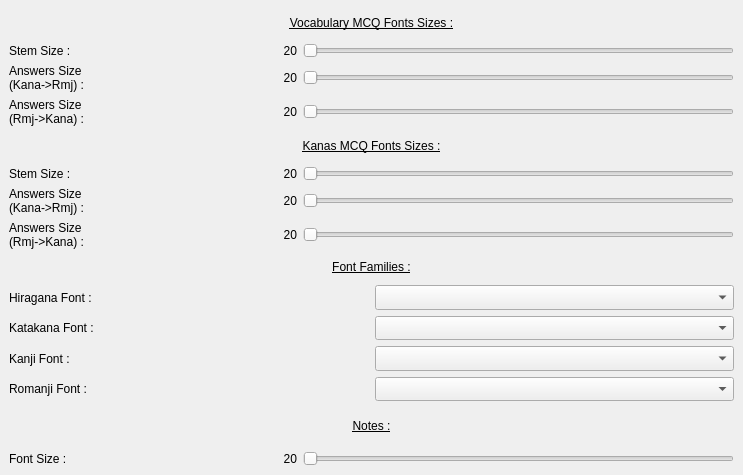
Aryetis/Obenkyobo, file Src/Obenkyobo/Src/Pages/FntSettingsPage.ui: the form before one commit.
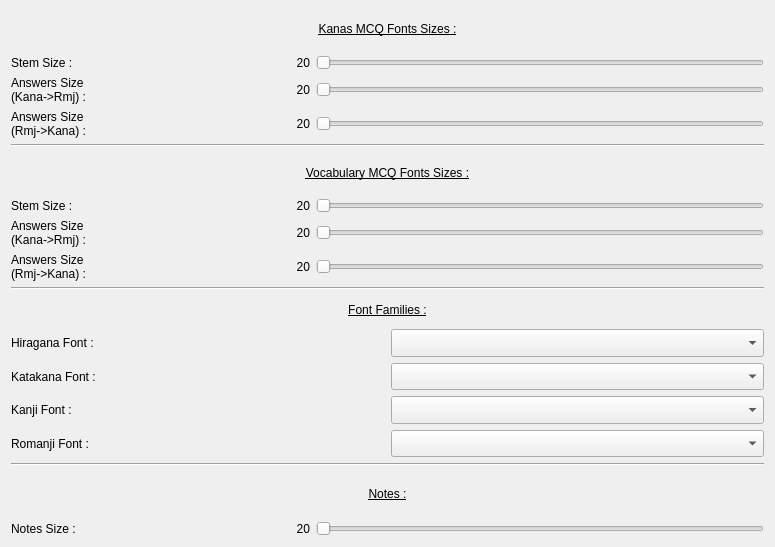
The form after the commit.

Commit message: Finally fixing FntSettingsPage after switch to vanilla qt5.15.17

The edit to the form file:
```diff
--- a/Src/Obenkyobo/Src/Pages/FntSettingsPage.ui
+++ b/Src/Obenkyobo/Src/Pages/FntSettingsPage.ui
@@ -6,239 +6,17 @@
    <rect>
     <x>0</x>
     <y>0</y>
-    <width>743</width>
-    <height>475</height>
+    <width>775</width>
+    <height>547</height>
    </rect>
   </property>
   <property name="windowTitle">
    <string>Form</string>
   </property>
-  <layout class="QVBoxLayout" name="verticalLayout" stretch="0">
-   <property name="spacing">
-    <number>0</number>
-   </property>
-   <property name="leftMargin">
-    <number>0</number>
-   </property>
+  <layout class="QVBoxLayout" name="verticalLayout" stretch="4,0,4,0,5,0,2">
    <property name="topMargin">
-    <number>0</number>
+    <number>9</number>
    </property>
-   <property name="rightMargin">
-    <number>0</number>
-   </property>
-   <property name="bottomMargin">
-    <number>0</number>
-   </property>
-   <item>
-    <widget class="QScrollArea" name="ScrollArea">
-     <property name="frameShape">
-      <enum>QFrame::NoFrame</enum>
-     </property>
-     <property name="frameShadow">
-      <enum>QFrame::Plain</enum>
-     </property>
-     <property name="lineWidth">
-      <number>0</number>
-     </property>
-     <property name="verticalScrollBarPolicy">
-      <enum>Qt::ScrollBarAsNeeded</enum>
-     </property>
-     <property name="horizontalScrollBarPolicy">
-      <enum>Qt::ScrollBarAsNeeded</enum>
-     </property>
-     <property name="widgetResizable">
-      <bool>true</bool>
-     </property>
-     <widget class="QWidget" name="scrollAreaWidgetContents">
-      <property name="geometry">
-       <rect>
-        <x>0</x>
-        <y>0</y>
-        <width>729</width>
-        <height>520</height>
-       </rect>
-      </property>
-      <property name="sizePolicy">
-       <sizepolicy hsizetype="Expanding" vsizetype="Expanding">
-        <horstretch>0</horstretch>
-        <verstretch>0</verstretch>
-       </sizepolicy>
-      </property>
-      <property name="maximumSize">
-       <size>
-        <width>773</width>
-        <height>16777215</height>
-       </size>
-      </property>
-      <layout class="QVBoxLayout" name="verticalLayout_2" stretch="4,4,5,2">
-       <item>
-        <layout class="QVBoxLayout" name="VocabMCQFontSizesContainer" stretch="1,1,1,1">
-         <property name="topMargin">
-          <number>0</number>
-         </property>
-         <property name="bottomMargin">
-          <number>0</number>
-         </property>
-         <item>
-          <widget class="QLabel" name="VocabTitle">
-           <property name="font">
-            <font>
-             <underline>true</underline>
-            </font>
-           </property>
-           <property name="text">
-            <string>Vocabulary MCQ Fonts Sizes :</string>
-           </property>
-           <property name="alignment">
-            <set>Qt::AlignCenter</set>
-           </property>
-          </widget>
-         </item>
-         <item>
-          <layout class="QHBoxLayout" name="VocabStemSizeContainer" stretch="2,3">
-           <property name="topMargin">
-            <number>0</number>
-           </property>
-           <item>
-            <layout class="QHBoxLayout" name="VocabStemLabelContainer">
-             <property name="leftMargin">
-              <number>0</number>
-             </property>
-             <item>
-              <widget class="QLabel" name="VocabStemLabel">
-               <property name="text">
-                <string>Stem Size :</string>
-               </property>
-              </widget>
-             </item>
-             <item>
-              <widget class="QLabel" name="VocabStemValueLabel">
-               <property name="text">
-                <string>20</string>
-               </property>
-               <property name="alignment">
-                <set>Qt::AlignRight|Qt::AlignTrailing|Qt::AlignVCenter</set>
-               </property>
-              </widget>
-             </item>
-            </layout>
-           </item>
-           <item>
-            <widget class="QSlider" name="VocabStemSlider">
-             <property name="minimum">
-              <number>5</number>
-             </property>
-             <property name="maximum">
-              <number>120</number>
-             </property>
-             <property name="pageStep">
-              <number>5</number>
-             </property>
-             <property name="orientation">
-              <enum>Qt::Horizontal</enum>
-             </property>
-            </widget>
-           </item>
-          </layout>
-         </item>
-         <item>
-          <layout class="QHBoxLayout" name="VocabAnswerKanaRmjSizeContainer" stretch="2,3">
-           <property name="topMargin">
-            <number>0</number>
-           </property>
-           <item>
-            <layout class="QHBoxLayout" name="VocabAnswerKanaRmjLabelContainer">
-             <property name="leftMargin">
-              <number>0</number>
-             </property>
-             <item>
-              <widget class="QLabel" name="VocabAnswerKanaRmjLabel">
-               <property name="text">
-                <string>Answers Size
-(Kana-&gt;Rmj) : </string>
-               </property>
-              </widget>
-             </item>
-             <item>
-              <widget class="QLabel" name="VocabAnswerKanaRmjValueLabel">
-               <property name="text">
-                <string>20</string>
-               </property>
-               <property name="alignment">
-                <set>Qt::AlignRight|Qt::AlignTrailing|Qt::AlignVCenter</set>
-               </property>
-              </widget>
-             </item>
-            </layout>
-           </item>
-           <item>
-            <widget class="QSlider" name="VocabAnswerKanaRmjSlider">
-             <property name="minimum">
-              <number>5</number>
-             </property>
-             <property name="maximum">
-              <number>120</number>
-             </property>
-             <property name="pageStep">
-              <number>5</number>
-             </property>
-             <property name="orientation">
-              <enum>Qt::Horizontal</enum>
-             </property>
-            </widget>
-           </item>
-          </layout>
-         </item>
-         <item>
-          <layout class="QHBoxLayout" name="VocabAnswerRmjKanaSizeContainer" stretch="2,3">
-           <property name="topMargin">
-            <number>0</number>
-           </property>
-           <item>
-            <layout class="QHBoxLayout" name="VocabAnswerRmjKanaLabelContainer">
-             <property name="leftMargin">
-              <number>0</number>
-             </property>
-             <item>
-              <widget class="QLabel" name="VocabAnswerRmjKanaLabel">
-               <property name="text">
-                <string>Answers Size
-(Rmj-&gt;Kana) : </string>
-               </property>
-              </widget>
-             </item>
-             <item>
-              <widget class="QLabel" name="VocabAnswerRmjKanaValueLabel">
-               <property name="text">
-                <string>20</string>
-               </property>
-               <property name="alignment">
-                <set>Qt::AlignRight|Qt::AlignTrailing|Qt::AlignVCenter</set>
-               </property>
-              </widget>
-             </item>
-            </layout>
-           </item>
-           <item>
-            <widget class="QSlider" name="VocabAnswerRmjKanaSlider">
-             <property name="minimum">
-              <number>5</number>
-             </property>
-             <property name="maximum">
-              <number>120</number>
-             </property>
-             <property name="pageStep">
-              <number>5</number>
-             </property>
-             <property name="orientation">
-              <enum>Qt::Horizontal</enum>
-             </property>
-            </widget>
-           </item>
-          </layout>
-         </item>
-        </layout>
-       </item>
        <item>
         <layout class="QVBoxLayout" name="KanasMCQFontSizesContainer" stretch="1,1,1,1">
          <property name="topMargin">
@@ -428,6 +206,188 @@
          </item>
         </layout>
        </item>
+   <item>
+    <widget class="Line" name="line">
+     <property name="orientation">
+      <enum>Qt::Horizontal</enum>
+     </property>
+    </widget>
+   </item>
+   <item>
+    <layout class="QVBoxLayout" name="VocabMCQFontSizesContainer" stretch="1,1,1,1">
+     <property name="topMargin">
+      <number>0</number>
+     </property>
+     <property name="bottomMargin">
+      <number>0</number>
+     </property>
+     <item>
+      <widget class="QLabel" name="VocabTitle">
+       <property name="font">
+        <font>
+         <underline>true</underline>
+        </font>
+       </property>
+       <property name="text">
+        <string>Vocabulary MCQ Fonts Sizes :</string>
+       </property>
+       <property name="alignment">
+        <set>Qt::AlignCenter</set>
+       </property>
+      </widget>
+     </item>
+     <item>
+      <layout class="QHBoxLayout" name="VocabStemSizeContainer" stretch="2,3">
+       <property name="topMargin">
+        <number>0</number>
+       </property>
+       <item>
+        <layout class="QHBoxLayout" name="VocabStemLabelContainer">
+         <property name="leftMargin">
+          <number>0</number>
+         </property>
+         <item>
+          <widget class="QLabel" name="VocabStemLabel">
+           <property name="text">
+            <string>Stem Size :</string>
+           </property>
+          </widget>
+         </item>
+         <item>
+          <widget class="QLabel" name="VocabStemValueLabel">
+           <property name="text">
+            <string>20</string>
+           </property>
+           <property name="alignment">
+            <set>Qt::AlignRight|Qt::AlignTrailing|Qt::AlignVCenter</set>
+           </property>
+          </widget>
+         </item>
+        </layout>
+       </item>
+       <item>
+        <widget class="QSlider" name="VocabStemSlider">
+         <property name="minimum">
+          <number>5</number>
+         </property>
+         <property name="maximum">
+          <number>120</number>
+         </property>
+         <property name="pageStep">
+          <number>5</number>
+         </property>
+         <property name="orientation">
+          <enum>Qt::Horizontal</enum>
+         </property>
+        </widget>
+       </item>
+      </layout>
+     </item>
+     <item>
+      <layout class="QHBoxLayout" name="VocabAnswerKanaRmjSizeContainer" stretch="2,3">
+       <property name="topMargin">
+        <number>0</number>
+       </property>
+       <item>
+        <layout class="QHBoxLayout" name="VocabAnswerKanaRmjLabelContainer">
+         <property name="leftMargin">
+          <number>0</number>
+         </property>
+         <item>
+          <widget class="QLabel" name="VocabAnswerKanaRmjLabel">
+           <property name="text">
+            <string>Answers Size
+(Kana-&gt;Rmj) : </string>
+           </property>
+          </widget>
+         </item>
+         <item>
+          <widget class="QLabel" name="VocabAnswerKanaRmjValueLabel">
+           <property name="text">
+            <string>20</string>
+           </property>
+           <property name="alignment">
+            <set>Qt::AlignRight|Qt::AlignTrailing|Qt::AlignVCenter</set>
+           </property>
+          </widget>
+         </item>
+        </layout>
+       </item>
+       <item>
+        <widget class="QSlider" name="VocabAnswerKanaRmjSlider">
+         <property name="minimum">
+          <number>5</number>
+         </property>
+         <property name="maximum">
+          <number>120</number>
+         </property>
+         <property name="pageStep">
+          <number>5</number>
+         </property>
+         <property name="orientation">
+          <enum>Qt::Horizontal</enum>
+         </property>
+        </widget>
+       </item>
+      </layout>
+     </item>
+     <item>
+      <layout class="QHBoxLayout" name="VocabAnswerRmjKanaSizeContainer" stretch="2,3">
+       <property name="topMargin">
+        <number>0</number>
+       </property>
+       <item>
+        <layout class="QHBoxLayout" name="VocabAnswerRmjKanaLabelContainer">
+         <property name="leftMargin">
+          <number>0</number>
+         </property>
+         <item>
+          <widget class="QLabel" name="VocabAnswerRmjKanaLabel">
+           <property name="text">
+            <string>Answers Size
+(Rmj-&gt;Kana) : </string>
+           </property>
+          </widget>
+         </item>
+         <item>
+          <widget class="QLabel" name="VocabAnswerRmjKanaValueLabel">
+           <property name="text">
+            <string>20</string>
+           </property>
+           <property name="alignment">
+            <set>Qt::AlignRight|Qt::AlignTrailing|Qt::AlignVCenter</set>
+           </property>
+          </widget>
+         </item>
+        </layout>
+       </item>
+       <item>
+        <widget class="QSlider" name="VocabAnswerRmjKanaSlider">
+         <property name="minimum">
+          <number>5</number>
+         </property>
+         <property name="maximum">
+          <number>120</number>
+         </property>
+         <property name="pageStep">
+          <number>5</number>
+         </property>
+         <property name="orientation">
+          <enum>Qt::Horizontal</enum>
+         </property>
+        </widget>
+       </item>
+      </layout>
+     </item>
+    </layout>
+   </item>
+   <item>
+    <widget class="Line" name="line_2">
+     <property name="orientation">
+      <enum>Qt::Horizontal</enum>
+     </property>
+    </widget>
+   </item>
        <item>
         <layout class="QVBoxLayout" name="FontFamiliesContainer" stretch="1,1,1,1,1">
          <property name="topMargin">
@@ -541,12 +501,19 @@
         </layout>
        </item>
        <item>
-        <layout class="QVBoxLayout" name="NotesFontContainer" stretch="1,1">
-         <property name="bottomMargin">
+    <widget class="Line" name="line_3">
+     <property name="orientation">
+      <enum>Qt::Horizontal</enum>
+     </property>
+    </widget>
+   </item>
+   <item>
+    <layout class="QVBoxLayout" name="NotesContainer" stretch="1,1">
+     <property name="topMargin">
           <number>0</number>
          </property>
          <item>
-          <widget class="QLabel" name="label">
+      <widget class="QLabel" name="NotesTitle">
            <property name="font">
             <font>
              <underline>true</underline>
@@ -561,24 +528,24 @@
           </widget>
          </item>
          <item>
-          <layout class="QHBoxLayout" name="NotesFontSizeContainer" stretch="2,3">
-           <property name="bottomMargin">
+      <layout class="QHBoxLayout" name="NotesFntSubContainer" stretch="2,3">
+       <property name="topMargin">
             <number>0</number>
            </property>
            <item>
-            <layout class="QHBoxLayout" name="NotesFontSizeLabelContainer">
+        <layout class="QHBoxLayout" name="NotesFntSubLabelContainer">
+         <property name="leftMargin">
+          <number>0</number>
+         </property>
              <item>
               <widget class="QLabel" name="NotesFontSizeLabel">
                <property name="text">
-                <string>Font Size :</string>
+            <string>Notes Size :</string>
                </property>
               </widget>
              </item>
              <item>
-              <widget class="QLabel" name="NotesFontSizeValueLabel">
-               <property name="layoutDirection">
-                <enum>Qt::LeftToRight</enum>
-               </property>
+          <widget class="QLabel" name="NotesFntSizeValueLabel">
                <property name="text">
                 <string>20</string>
                </property>
@@ -595,10 +562,7 @@
               <number>5</number>
              </property>
              <property name="maximum">
-              <number>20</number>
-             </property>
-             <property name="pageStep">
-              <number>1</number>
+          <number>50</number>
              </property>
              <property name="orientation">
               <enum>Qt::Horizontal</enum>
@@ -608,10 +572,6 @@
           </layout>
          </item>
         </layout>
-       </item>
-      </layout>
-     </widget>
-    </widget>
    </item>
   </layout>
  </widget>
```
Left out of the diff: 4 changed lines with no effect on the pictures. Lines whose indentation alone changed are shown as unchanged. The commit also changes 2 other files.
